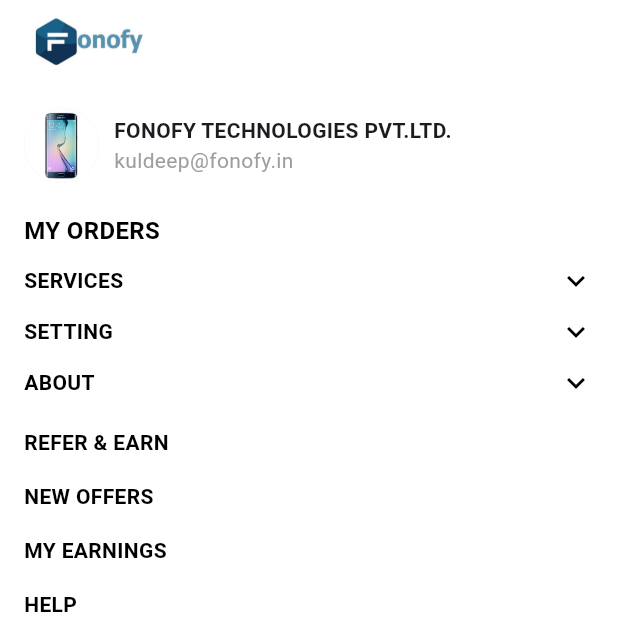
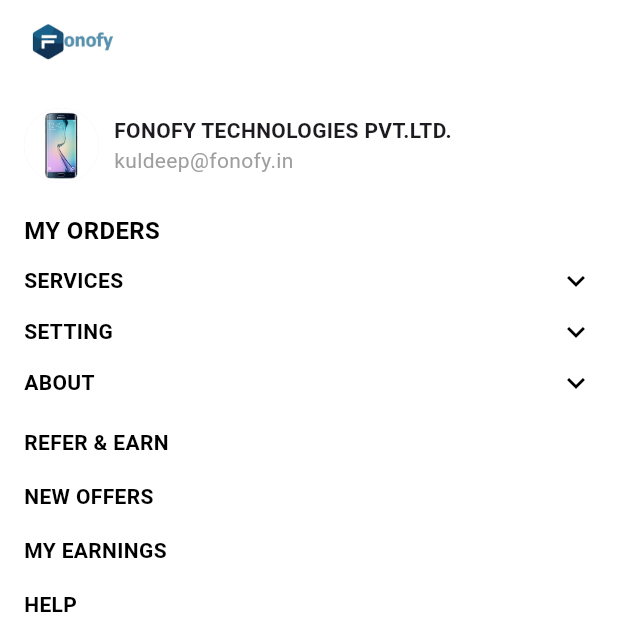
Before and after one commit to greyhathacker63/fonofy_customer, a Flutter app: the AccountScreen screen opened directly, on a phone screen of 412 x 824 dp, the top half of it. Run offline on Flutter 3.47's test engine with Material 3 defaults, Android fonts, the phone set to English and light mode, and no system bars; our stand-ins replace carousel_slider, get, smooth_page_indicator.

Commit message:
commit code

```diff
--- a/lib/AccountsScreen.dart
+++ b/lib/AccountsScreen.dart
@@ -17,7 +17,7 @@
     return Scaffold(
       backgroundColor: Colors.white,
       appBar: AppBar(
-        title: Image.asset("assets/images/Logo.png", height: 40), // Update with your logo path
+        title: Image.asset("assets/images/Logo.png", height: 30), // Update with your logo path
         elevation: 0,
         backgroundColor: Colors.white,
       ),
```
